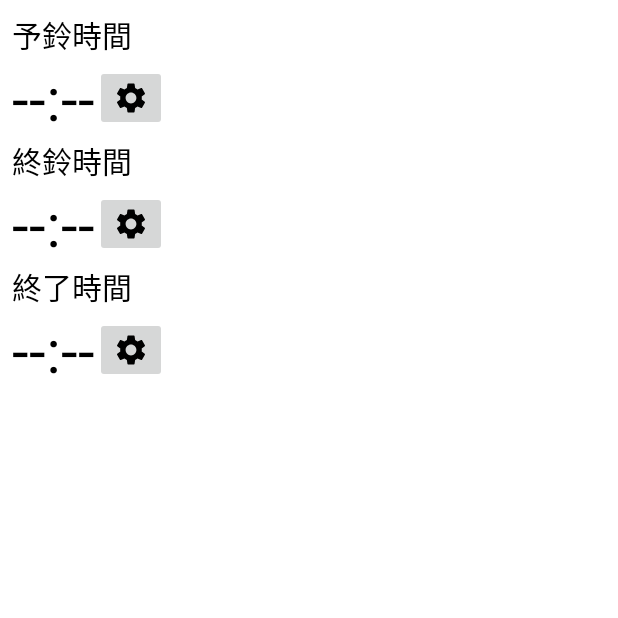
After one commit to nokopi36/StopWatchTimer, an Android app: the SettingActivity screen opened directly, with no data from a screen before it, on a phone screen of 412 x 824 dp, the top half of it. The commit adds this screen. Run offline under Robolectric (Android 15) with nearby library versions, the phone set to English and light mode, and no system bars; our stand-ins replace data binding.

Commit message:
add：設定画面を追加、予鈴、終了時間に加えて終鈴時間を追加

```diff
--- a/app/src/main/AndroidManifest.xml
+++ b/app/src/main/AndroidManifest.xml
@@ -20,6 +20,11 @@
                 <category android:name="android.intent.category.LAUNCHER" />
             </intent-filter>
         </activity>
+
+        <activity
+            android:name=".SettingActivity"
+            android:exported="true">
+        </activity>
     </application>
 
 </manifest>
--- /dev/null
+++ b/app/src/main/java/com/nokopi/stopwatchtimer/SettingActivity.kt
@@ -0,0 +1,75 @@
+package com.nokopi.stopwatchtimer
+
+import android.os.Bundle
+import androidx.appcompat.app.AppCompatActivity
+import androidx.databinding.DataBindingUtil
+import androidx.fragment.app.DialogFragment
+import androidx.fragment.app.FragmentManager
+import androidx.lifecycle.ViewModelProvider
+import com.nokopi.stopwatchtimer.databinding.ActivitySettingBinding
+
+class SettingActivity: AppCompatActivity(), TimePickerDialogFragment.DialogListener {
+
+    private lateinit var binding: ActivitySettingBinding
+    private lateinit var viewModel: SettingViewModel
+    private lateinit var fragmentManager: FragmentManager
+
+    override fun onCreate(savedInstanceState: Bundle?) {
+        super.onCreate(savedInstanceState)
+        binding = DataBindingUtil.setContentView(this, R.layout.activity_setting)
+        viewModel = ViewModelProvider(this)[SettingViewModel::class.java]
+        binding.lifecycleOwner = this
+        binding.viewModel = viewModel
+        fragmentManager = supportFragmentManager
+
+        binding.firstTimeSettingBtn.setOnClickListener {
+            val dialog = TimePickerDialogFragment(MainActivity.FIRST_CHIME, MainActivity.firstSettingTime)
+            dialog.show(fragmentManager, "FirstNumberPicker")
+        }
+
+        binding.secondTimeSettingBtn.setOnClickListener {
+            val dialog = TimePickerDialogFragment(MainActivity.SECOND_CHIME, MainActivity.secondSettingTime)
+            dialog.show(fragmentManager, "SecondNumberPicker")
+        }
+
+        binding.endTimeSettingBtn.setOnClickListener {
+            val dialog = TimePickerDialogFragment(MainActivity.END_CHIME, MainActivity.endSettingTime)
+            dialog.show(fragmentManager, "EndNumberPicker")
+        }
+
+
+    }
+
+    override fun onNumberPickerDialogPositiveClick(
+        dialog: DialogFragment,
+        settingTime: SettingTime,
+        chimeMode: Int?
+    ) {
+        when (chimeMode) {
+            MainActivity.FIRST_CHIME -> {
+                MainActivity.firstSettingTime = settingTime
+                viewModel.setFirstTime(settingTime)
+            }
+            MainActivity.SECOND_CHIME -> {
+                MainActivity.secondSettingTime = settingTime
+                viewModel.setSecondTime(settingTime)
+            }
+            MainActivity.END_CHIME -> {
+                MainActivity.endSettingTime = settingTime
+                viewModel.setEndTime(settingTime)
+            }
+        }
+
+    }
+
+    override fun onNumberPickerDialogNegativeClick(dialog: DialogFragment) {
+        TODO("Not yet implemented")
+    }
+
+    override fun onDestroy() {
+        super.onDestroy()
+        fragmentManager.fragments.forEach { fragment ->
+            fragmentManager.beginTransaction().remove(fragment).commitAllowingStateLoss()
+        }
+    }
+}
--- /dev/null
+++ b/app/src/main/java/com/nokopi/stopwatchtimer/SettingTime.kt
@@ -0,0 +1,34 @@
+package com.nokopi.stopwatchtimer
+
+data class SettingTime(
+//    val mode:String = "1"
+//    var firstTenMinute: String = "-",
+//    var firstMinute: String = "-",
+//    var firstTenSecond: String = "-",
+//    var firstSecond: String = "-",
+//    var secondTenMinute: String = "-",
+//    var secondMinute: String = "-",
+//    var secondTenSecond: String = "-",
+//    var secondSecond: String = "-",
+//    var endTenMinute: String = "-",
+//    var endMinute: String = "-",
+//    var endTenSecond: String = "-",
+//    var endSecond: String = "-"
+    var tenMinute: String = "-",
+    var minute: String = "-",
+    var tenSecond: String = "-",
+    var second: String = "-"
+) {
+//    var firstTenMinute: String = "-"
+//    var firstMinute: String = "-"
+//    var firstTenSecond: String = "-"
+//    var firstSecond: String = "-"
+//    var secondTenMinute: String = "-"
+//    var secondMinute: String = "-"
+//    var secondTenSecond: String = "-"
+//    var secondSecond: String = "-"
+//    var endTenMinute: String = "-"
+//    var endMinute: String = "-"
+//    var endTenSecond: String = "-"
+//    var endSecond: String = "-"
+}
--- /dev/null
+++ b/app/src/main/java/com/nokopi/stopwatchtimer/SettingViewModel.kt
@@ -0,0 +1,35 @@
+package com.nokopi.stopwatchtimer
+
+import android.util.Log
+import androidx.lifecycle.LiveData
+import androidx.lifecycle.MutableLiveData
+import androidx.lifecycle.ViewModel
+
+class SettingViewModel: ViewModel() {
+
+    private var _firstChimeTime: MutableLiveData<String> = MutableLiveData<String>("${MainActivity.firstSettingTime.tenMinute}${MainActivity.firstSettingTime.minute}:${MainActivity.firstSettingTime.tenSecond}${MainActivity.firstSettingTime.second}")
+    val firstChimeTime: LiveData<String>
+        get() = _firstChimeTime
+
+    private var _secondChimeTime: MutableLiveData<String> = MutableLiveData<String>("${MainActivity.secondSettingTime.tenMinute}${MainActivity.secondSettingTime.minute}:${MainActivity.secondSettingTime.tenSecond}${MainActivity.secondSettingTime.second}")
+    val secondChimeTime: LiveData<String>
+        get() = _secondChimeTime
+
+    private var _endChimeTime: MutableLiveData<String> = MutableLiveData<String>("${MainActivity.endSettingTime.tenMinute}${MainActivity.endSettingTime.minute}:${MainActivity.endSettingTime.tenSecond}${MainActivity.endSettingTime.second}")
+    val endChimeTime: LiveData<String>
+        get() = _endChimeTime
+
+    fun setFirstTime(settingTime: SettingTime) {
+        _firstChimeTime.value = "${settingTime.tenMinute}${settingTime.minute}:${settingTime.tenSecond}${settingTime.second}"
+        Log.i("firstTime", _firstChimeTime.value.toString())
+    }
+
+    fun setSecondTime(settingTime: SettingTime) {
+        _secondChimeTime.value = "${settingTime.tenMinute}${settingTime.minute}:${settingTime.tenSecond}${settingTime.second}"
+    }
+
+    fun setEndTime(settingTime: SettingTime) {
+        _endChimeTime.value = "${settingTime.tenMinute}${settingTime.minute}:${settingTime.tenSecond}${settingTime.second}"
+    }
+
+}
--- a/app/src/main/res/layout-land/activity_main.xml
+++ b/app/src/main/res/layout-land/activity_main.xml
@@ -21,7 +21,7 @@
             android:layout_height="0dp"
             android:id="@+id/timerText"
             android:text="@{viewModel.timerText}"
-            tools:text="00:00:0"
+            tools:text="00:00"
             android:autoSizeTextType="uniform"
             android:autoSizeMinTextSize="12sp"
             android:autoSizeMaxTextSize="300sp"
--- /dev/null
+++ b/app/src/main/res/layout/activity_setting.xml
@@ -0,0 +1,120 @@
+<?xml version="1.0" encoding="utf-8"?>
+<layout xmlns:android="http://schemas.android.com/apk/res/android"
+    xmlns:app="http://schemas.android.com/apk/res-auto"
+    xmlns:tools="http://schemas.android.com/tools">
+
+    <data>
+
+        <variable
+            name="viewModel"
+            type="com.nokopi.stopwatchtimer.SettingViewModel" />
+
+    </data>
+
+    <ScrollView
+        android:layout_width="match_parent"
+        android:layout_height="match_parent">
+
+        <androidx.constraintlayout.widget.ConstraintLayout
+            android:layout_width="match_parent"
+            android:layout_height="wrap_content"
+            android:padding="8dp">
+
+            <TextView
+                android:layout_width="wrap_content"
+                android:layout_height="wrap_content"
+                android:id="@+id/firstTimeText"
+                android:text="@string/first_chime_text"
+                android:textSize="20sp"
+                android:textColor="@color/text_color"
+                app:layout_constraintTop_toTopOf="parent"
+                app:layout_constraintLeft_toLeftOf="parent"/>
+
+            <TextView
+                android:layout_width="wrap_content"
+                android:layout_height="wrap_content"
+                android:id="@+id/firstTime"
+                android:text="@{@string/setting_time(viewModel.firstChimeTime)}"
+                android:textSize="40sp"
+                android:textColor="@color/text_color"
+                tools:text="00:00"
+                app:layout_constraintTop_toBottomOf="@id/firstTimeText"
+                app:layout_constraintLeft_toLeftOf="parent"
+                app:layout_constraintRight_toLeftOf="@id/firstTimeSettingBtn"/>
+
+            <ImageButton
+                android:layout_width="wrap_content"
+                android:layout_height="wrap_content"
+                android:id="@+id/firstTimeSettingBtn"
+                android:src="@drawable/baseline_settings_24"
+                app:layout_constraintTop_toTopOf="@id/firstTime"
+                app:layout_constraintLeft_toRightOf="@id/firstTime"
+                app:layout_constraintBottom_toBottomOf="@id/firstTime"
+                android:contentDescription="@string/setting"/>
+
+            <TextView
+                android:layout_width="wrap_content"
+                android:layout_height="wrap_content"
+                android:id="@+id/secondTimeText"
+                android:text="@string/second_chime_text"
+                android:textSize="20sp"
+                android:textColor="@color/text_color"
+                app:layout_constraintTop_toBottomOf="@id/firstTime"
+                app:layout_constraintLeft_toLeftOf="parent"/>
+
+            <TextView
+                android:layout_width="wrap_content"
+                android:layout_height="wrap_content"
+                android:id="@+id/secondTime"
+                android:text="@{@string/setting_time(viewModel.secondChimeTime)}"
+                android:textSize="40sp"
+                android:textColor="@color/text_color"
+                tools:text="00:00"
+                app:layout_constraintTop_toBottomOf="@id/secondTimeText"
+                app:layout_constraintLeft_toLeftOf="parent"/>
+
+            <ImageButton
+                android:layout_width="wrap_content"
+                android:layout_height="wrap_content"
+                android:id="@+id/secondTimeSettingBtn"
+                android:src="@drawable/baseline_settings_24"
+                app:layout_constraintTop_toTopOf="@id/secondTime"
+                app:layout_constraintLeft_toRightOf="@id/secondTime"
+                app:layout_constraintBottom_toBottomOf="@id/secondTime"
+                android:contentDescription="@string/setting"/>
+
+            <TextView
+                android:layout_width="wrap_content"
+                android:layout_height="wrap_content"
+                android:id="@+id/endTimeText"
+                android:text="@string/end_chime_text"
+                android:textSize="20sp"
+                android:textColor="@color/text_color"
+                app:layout_constraintTop_toBottomOf="@id/secondTime"
+                app:layout_constraintLeft_toLeftOf="parent"/>
+
+            <TextView
+                android:layout_width="wrap_content"
+                android:layout_height="wrap_content"
+                android:id="@+id/endTime"
+                android:text="@{@string/setting_time(viewModel.endChimeTime)}"
+                android:textSize="40sp"
+                android:textColor="@color/text_color"
+                tools:text="00:00"
+                app:layout_constraintTop_toBottomOf="@id/endTimeText"
+                app:layout_constraintLeft_toLeftOf="parent"/>
+
+            <ImageButton
+                android:layout_width="wrap_content"
+                android:layout_height="wrap_content"
+                android:id="@+id/endTimeSettingBtn"
+                android:src="@drawable/baseline_settings_24"
+                app:layout_constraintTop_toTopOf="@id/endTime"
+                app:layout_constraintLeft_toRightOf="@id/endTime"
+                app:layout_constraintBottom_toBottomOf="@id/endTime"
+                android:contentDescription="@string/setting"/>
+
+        </androidx.constraintlayout.widget.ConstraintLayout>
+
+    </ScrollView>
+</layout>
--- a/app/src/main/res/values/strings.xml
+++ b/app/src/main/res/values/strings.xml
@@ -5,9 +5,12 @@
     <string name="reset">reset</string>
     <string name="play_sound">playSound</string>
     <string name="first_chime">予鈴時間 %s</string>
+    <string name="second_chime">終鈴時間 %s</string>
     <string name="end_chime">終了時間 %s</string>
     <string name="first_chime_text">予鈴時間</string>
+    <string name="second_chime_text">終鈴時間</string>
     <string name="end_chime_text">終了時間</string>
     <string name="semicolon">：</string>
     <string name="setting">設定</string>
+    <string name="setting_time">%s</string>
 </resources>
```
Also changed, not shown: app/src/main/java/com/nokopi/stopwatchtimer/MainActivity.kt (+27 -33 lines), app/src/main/java/com/nokopi/stopwatchtimer/MainViewModel.kt (+14 -7 lines), app/src/main/java/com/nokopi/stopwatchtimer/TimePickerDialogFragment.kt (+41 -35 lines), app/src/main/res/layout/activity_main.xml (+24 -16 lines), app/src/main/res/layout/time_pick_dialog.xml (+4 -46 lines).
